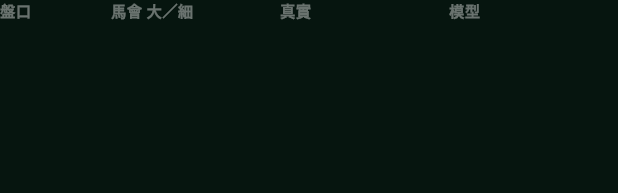
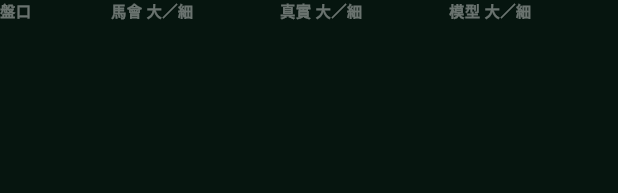
Before and after one commit to bc-braydencheung/corner_vision_free_research_v1, a Flutter app: the _LineHeader widget shown alone on an empty page, opened directly, on a phone screen of 412 x 824 dp. Shown: the top 193 px of the screen. Run offline on Flutter 3.47's test engine with Material 3 defaults, Android fonts, the phone set to English and light mode, and no system bars; our stand-ins replace csv, share_plus, shared_preferences; missing offline and left inert: workmanager; accounts and stored records are empty; network calls fail; statements that could not run were skipped.

Commit message:
盤口表頭標明大／細，賠率行去掉重複字樣
Co-Authored-By: Devin AI <158243242+devin-ai-integration[bot]@users.noreply.github.com>

```diff
--- a/lib/widgets/hkjc_corner_section.dart
+++ b/lib/widgets/hkjc_corner_section.dart
@@ -801,8 +801,8 @@ class _LineHeader extends StatelessWidget {
         children: [
           SizedBox(width: 74, child: Text('盤口', style: style)),
           Expanded(child: Text('馬會 大／細', style: style)),
-          Expanded(child: Text('真實', style: style)),
-          Expanded(child: Text('模型', style: style)),
+          Expanded(child: Text('真實 大／細', style: style)),
+          Expanded(child: Text('模型 大／細', style: style)),
         ],
       ),
     );
@@ -845,8 +845,8 @@ class _LineRow extends StatelessWidget {
           ),
           Expanded(
             child: Text(
-              '大${line.highOdds!.toStringAsFixed(2)}'
-              ' / 細${line.lowOdds!.toStringAsFixed(2)}',
+              '${line.highOdds!.toStringAsFixed(2)}'
+              ' / ${line.lowOdds!.toStringAsFixed(2)}',
               style: style,
             ),
           ),
```
